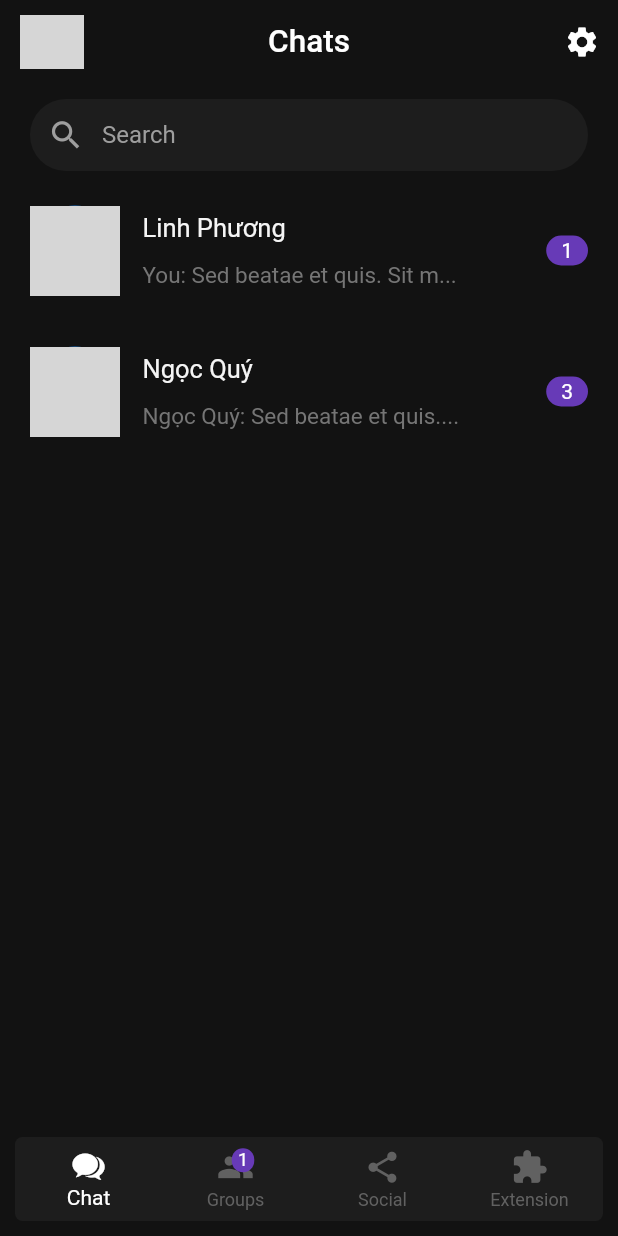
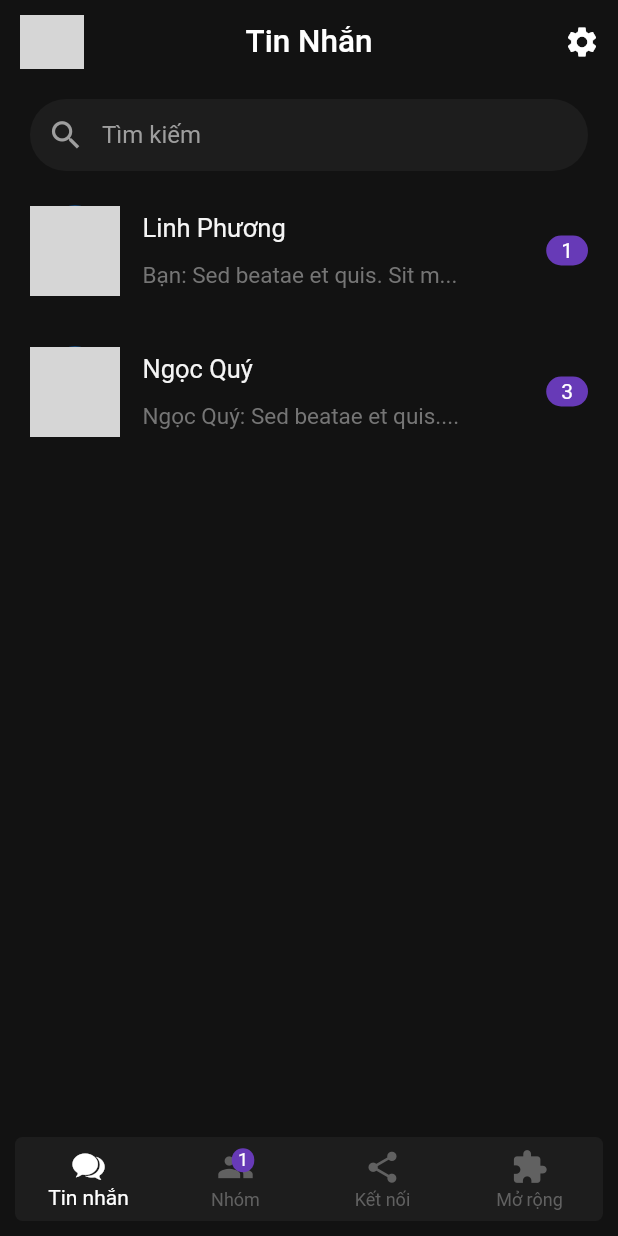
Before and after one commit to chungquantin/gitgab, a Flutter app: the screen it shows after launch, on a phone screen of 412 x 824 dp. Run offline on Flutter 3.47's test engine with Material 2 defaults, Android fonts, the phone set to English and light mode, and no system bars; our stand-ins replace hexcolor; network calls fail; grey boxes are pictures that could not be loaded.

Commit message:
add language pack

```diff
--- a/lib/components/ConversationItem.dart
+++ b/lib/components/ConversationItem.dart
@@ -1,5 +1,6 @@
 import 'package:flutter/material.dart';
 import 'package:flutter_chat_v2/components/UserStatus.dart';
+import 'package:flutter_chat_v2/constants/language/index.dart';
 import 'package:flutter_chat_v2/constants/mock/data.dart';
 import 'package:flutter_chat_v2/utils/isCurrentUser.dart';
 import 'package:flutter_chat_v2/utils/stringFormatter.dart';
@@ -11,6 +12,8 @@ class ConversationItem extends StatelessWidget {
 
   @override
   Widget build(BuildContext context) {
+    dynamic languageJumbotron =
+        Language.of(context).currentLanguagePack.jumbotron;
     Message lastMessage =
         this.conversation.messages[this.conversation.messages.length - 1];
     return Container(
@@ -52,9 +55,10 @@ class ConversationItem extends StatelessWidget {
                     child: Container(
                   child: Text(
                     stringFormatter(
-                        (isCurrentUser(lastMessage.sender) ? "You: " : "${lastMessage.sender.name}: ")  +
-                            lastMessage
-                                .text,
+                        (isCurrentUser(lastMessage.sender)
+                                ? "${languageJumbotron["you"]}: "
+                                : "${lastMessage.sender.name}: ") +
+                            lastMessage.text,
                         30),
                     style: Theme.of(context).textTheme.bodyText1,
                   ),
--- /dev/null
+++ b/lib/constants/language/en.dart
@@ -0,0 +1,32 @@
+import 'package:flutter_chat_v2/constants/language/index.dart';
+
+class EN extends LanguagePack {
+  Map<String, String> jumbotron = {
+    // Header
+    "chat-screen-header": "Chats",
+    "groups-screen-header": "Groups",
+    "social-screen-header": "Social",
+    "extension-screen-header": "Extension",
+    // Bottom Navigation Bar
+    "chat-bottom-header": "Chat",
+    "groups-bottom-header": "Group",
+    "social-bottom-header": "Social",
+    "extension-bottom-header": "Extension",
+    // Button
+    "search-button-placeholder": "Search",
+    // Conversation
+    "you": "You",
+    // Status
+    "status-online": "Active",
+    "status-offline": "Inactive",
+    "status-busy": "Busy",
+    "status-silence": "No bother",
+    // Time
+    "minutes-ago": "minutes ago",
+    "minute-ago": "minute ago",
+    "hour-ago": "hour ago",
+    "hours-ago": "hours ago",
+    "day-ago": "day ago",
+    "days-ago": "days ago",
+  };
+}
--- /dev/null
+++ b/lib/constants/language/index.dart
@@ -0,0 +1,35 @@
+import 'package:flutter/material.dart';
+import 'package:flutter_chat_v2/constants/language/en.dart';
+import 'package:flutter_chat_v2/constants/language/vn.dart';
+import 'package:provider/provider.dart';
+
+enum LanguageEnum { VN, EN }
+
+class Language extends ChangeNotifier {
+  LanguageEnum language = LanguageEnum.VN;
+
+  Language();
+
+  static Language of(BuildContext context, {bool listen = false}) =>
+      Provider.of<Language>(context, listen: listen);
+
+  void setLanguage(LanguageEnum _lang) {
+    language = _lang;
+    notifyListeners();
+  }
+
+  LanguagePack get currentLanguagePack {
+    switch (this.language) {
+      case LanguageEnum.VN:
+        return VN();
+      case LanguageEnum.EN:
+        return EN();
+      default:
+        return EN();
+    }
+  }
+}
+
+class LanguagePack {
+  Map<String, String> jumbotron;
+}
--- /dev/null
+++ b/lib/constants/language/vn.dart
@@ -0,0 +1,32 @@
+import 'package:flutter_chat_v2/constants/language/index.dart';
+
+class VN extends LanguagePack {
+  Map<String, String> jumbotron = {
+    // Header
+    "chat-screen-header": "Tin nhắn",
+    "groups-screen-header": "Nhóm",
+    "social-screen-header": "Kết nối",
+    "extension-screen-header": "Mở rộng",
+    // Bottom Navigation Bar
+    "chat-bottom-header": "Tin nhắn",
+    "groups-bottom-header": "Nhóm",
+    "social-bottom-header": "Kết nối",
+    "extension-bottom-header": "Mở rộng",
+    // Button
+    "search-button-placeholder": "Tìm kiếm",
+    // Conversation
+    "you": "Bạn",
+    // Status
+    "status-online": "Trực tuyến",
+    "status-offline": "Vô tuyến",
+    "status-busy": "Bận",
+    "status-silence": "Không có mặt",
+    // Time
+    "minutes-ago": "phút trước",
+    "minute-ago": "phút trước",
+    "hour-ago": "tiếng trước",
+    "hours-ago": "tiếng trước",
+    "day-ago": "ngày trước",
+    "days-ago": "ngày trước",
+  };
+}
--- a/lib/main.dart
+++ b/lib/main.dart
@@ -1,22 +1,30 @@
 import 'package:flutter/cupertino.dart';
 import 'package:flutter/material.dart';
 import 'package:flutter_chat_v2/components/IconWithBadge.dart';
-import 'package:flutter_chat_v2/screens/home_screen.dart';
-import 'package:flutter_chat_v2/themes.dart';
+import 'package:flutter_chat_v2/constants/language/index.dart';
+import 'package:flutter_chat_v2/screens/chat_screen.dart';
+import 'package:flutter_chat_v2/constants/theme/themes.dart';
 import 'package:hexcolor/hexcolor.dart';
 import 'package:provider/provider.dart';
 
 void main() {
-  runApp(ChangeNotifierProvider(
-    create: (_) => AppTheme(),
+  runApp(MultiProvider(
+    providers: [
+      ChangeNotifierProvider(
+        create: (_) => AppTheme(),
+      ),
+      ChangeNotifierProvider(
+        create: (_) => Language(),
+      ),
+    ],
     child: MyApp(),
   ));
 }
 
+// AppTheme.of(context, listen: true).currentTheme
 class MyApp extends StatelessWidget {
   @override
   Widget build(BuildContext context) {
-    print(AppTheme.of(context, listen: true).currentThemeKey);
     return MaterialApp(
         debugShowCheckedModeBanner: false,
         title: 'Flutter Chap V2',
@@ -30,18 +38,12 @@ class MyApp extends StatelessWidget {
                 selectedItemColor: Colors.white,
                 unselectedItemColor: Colors.grey[700]),
             textTheme: TextTheme(
-        headline3: TextStyle(
-          color: Colors.grey[100],
-          fontSize: 17
-        ),
-        bodyText1: TextStyle(
-          color: Colors.grey[600],
-          fontSize: 15,
-          fontWeight: FontWeight.normal
-        ),
-      ))
-        // AppTheme.of(context, listen: true).currentTheme
-        );
+              headline3: TextStyle(color: Colors.grey[100], fontSize: 17),
+              bodyText1: TextStyle(
+                  color: Colors.grey[600],
+                  fontSize: 15,
+                  fontWeight: FontWeight.normal),
+            )));
   }
 }
 
@@ -97,6 +99,8 @@ class _MyHomePageState extends State<MyHomePage> {
   }
 
   List<BottomNavigationBarItem> _getNavigationBarItems() {
+    dynamic languageJumbotron =
+        Language.of(context).currentLanguagePack.jumbotron;
     return [
       BottomNavigationBarItem(
         icon: IconWithBadge(
@@ -104,7 +108,7 @@ class _MyHomePageState extends State<MyHomePage> {
           badge: "",
         ),
         // ignore: deprecated_member_use
-        title: Text("Chat"),
+        title: Text(languageJumbotron["chat-bottom-header"]),
       ),
       BottomNavigationBarItem(
           icon: IconWithBadge(
@@ -112,21 +116,21 @@ class _MyHomePageState extends State<MyHomePage> {
             badge: "1",
           ),
           // ignore: deprecated_member_use
-          title: Text("Groups")),
+          title: Text(languageJumbotron["groups-bottom-header"])),
       BottomNavigationBarItem(
           icon: IconWithBadge(
             icon: Icons.share,
             badge: "",
           ),
           // ignore: deprecated_member_use
-          title: Text("Social")),
+          title: Text(languageJumbotron["social-bottom-header"])),
       BottomNavigationBarItem(
           icon: IconWithBadge(
             icon: Icons.extension_rounded,
             badge: "",
           ),
           // ignore: deprecated_member_use
-          title: Text("Extension"))
+          title: Text(languageJumbotron["extension-bottom-header"]))
     ];
   }
 
--- a/lib/screens/chat_screen.dart
+++ b/lib/screens/chat_screen.dart
@@ -1,12 +1,105 @@
 import 'package:flutter/material.dart';
+import 'package:flutter_chat_v2/components/ConversationItem.dart';
+import 'package:flutter_chat_v2/constants/language/index.dart';
+import 'package:flutter_chat_v2/constants/mock/data.dart';
+import 'package:flutter_chat_v2/screens/conversation_screen.dart';
+import 'package:flutter_chat_v2/utils/stringFormatter.dart';
 
 class ChatScreen extends StatelessWidget {
   const ChatScreen({Key key}) : super(key: key);
 
   @override
   Widget build(BuildContext context) {
-    return Container(
-      child: Text("Hello World"),
+    dynamic languageJumbotron =
+      Language.of(context).currentLanguagePack.jumbotron;
+
+    Widget _getFlexibleSpaceArea() => FlexibleSpaceBar(
+          centerTitle: true,
+          background: SafeArea(
+              child: Container(
+            alignment: Alignment.center,
+            decoration: BoxDecoration(color: Theme.of(context).primaryColor),
+            child: Container(
+              margin: EdgeInsets.only(top: 60, right: 20, left: 20),
+              decoration: BoxDecoration(
+                  color: Theme.of(context)
+                      .bottomNavigationBarTheme
+                      .backgroundColor,
+                  borderRadius: BorderRadius.circular(50)),
+              child: Row(
+                mainAxisAlignment: MainAxisAlignment.center,
+                children: [
+                  IconButton(
+                    icon: Icon(
+                      Icons.search,
+                      color: Colors.grey,
+                    ),
+                    onPressed: () {},
+                    iconSize: 25,
+                  ),
+                  Expanded(
+                    child: TextField(
+                        textInputAction: TextInputAction.search,
+                        onChanged: (String value) {
+                          print("value");
+                        },
+                        style: TextStyle(color: Colors.white),
+                        cursorColor: Colors.white,
+                        decoration: InputDecoration.collapsed(
+                            hintText: languageJumbotron["search-button-placeholder"],
+                            hintStyle: TextStyle(color: Colors.grey))),
+                  ),
+                ],
+              ),
+            ),
+          )),
+        );
+
+    return CustomScrollView(
+      scrollDirection: Axis.vertical,
+      slivers: [
+        SliverAppBar(
+            floating: true,
+            title: Text(
+              titleCase(languageJumbotron["chat-screen-header"]),
+              style: TextStyle(fontSize: 21),
+            ),
+            centerTitle: true,
+            pinned: true,
+            expandedHeight: 120,
+            elevation: 0.0,
+            leading: GestureDetector(
+              onTap: () {
+                print("Current Avatar tapped!");
+              },
+              child: Container(
+                margin: EdgeInsets.only(top: 10, left: 13, bottom: 10),
+                decoration: BoxDecoration(shape: BoxShape.circle),
+                child: CircleAvatar(
+                  backgroundImage:
+                      NetworkImage(UserMockData().currentUser.imageURL),
+                ),
+              ),
+            ),
+            actions: [IconButton(icon: Icon(Icons.settings), onPressed: () {})],
+            flexibleSpace: _getFlexibleSpaceArea()),
+        SliverList(
+            delegate:
+                SliverChildBuilderDelegate((BuildContext context, int index) {
+          Conversation currentConversation =
+              ConversationMockData().getConversations[index];
+          return InkWell(
+              onTap: () => Navigator.push(
+                  context,
+                  MaterialPageRoute(
+                      builder: (context) => ConversationScreen(
+                            conversation: currentConversation,
+                          ))),
+              child: ConversationItem(
+                conversation: currentConversation,
+              ));
+        }, childCount: ConversationMockData().getConversations.length))
+      ],
     );
   }
 }
--- a/lib/screens/home_screen.dart
+++ /dev/null
@@ -1,95 +0,0 @@
-import 'package:flutter/material.dart';
-import 'package:flutter_chat_v2/components/ConversationItem.dart';
-import 'package:flutter_chat_v2/constants/mock/data.dart';
-
-class ChatScreen extends StatelessWidget {
-  const ChatScreen({Key key}) : super(key: key);
-
-  @override
-  Widget build(BuildContext context) {
-    Widget _getFlexibleSpaceArea() => FlexibleSpaceBar(
-          centerTitle: true,
-          background: SafeArea(
-              child: Container(
-            alignment: Alignment.center,
-            decoration: BoxDecoration(color: Theme.of(context).primaryColor),
-            child: Container(
-              margin: EdgeInsets.only(top: 60, right: 20, left: 20),
-              decoration: BoxDecoration(
-                  color: Theme.of(context)
-                      .bottomNavigationBarTheme
-                      .backgroundColor,
-                  borderRadius: BorderRadius.circular(50)),
-              child: Row(
-                mainAxisAlignment: MainAxisAlignment.center,
-                children: [
-                  IconButton(
-                    icon: Icon(
-                      Icons.search,
-                      color: Colors.grey,
-                    ),
-                    onPressed: () {},
-                    iconSize: 25,
-                  ),
-                  Expanded(
-                    child: TextField(
-                        textInputAction: TextInputAction.search,
-                        onChanged: (String value) {
-                          print("value");
-                        },
-                        style: TextStyle(color: Colors.white),
-                        cursorColor: Colors.white,
-                        decoration: InputDecoration.collapsed(
-                            hintText: "Search",
-                            hintStyle: TextStyle(color: Colors.grey))),
-                  ),
-                ],
-              ),
-            ),
-          )),
-        );
-
-    return CustomScrollView(
-      scrollDirection: Axis.vertical,
-      slivers: [
-        SliverAppBar(
-            floating: true,
-            title: Text(
-              "Chats",
-              style: TextStyle(fontSize: 21),
-            ),
-            centerTitle: true,
-            pinned: true,
-            expandedHeight: 120,
-            elevation: 0.0,
-            leading: GestureDetector(
-              onTap: () {
-                print("Current Avatar tapped!");
-              },
-              child: Container(
-                margin: EdgeInsets.only(top: 10, left: 13, bottom: 10),
-                decoration: BoxDecoration(shape: BoxShape.circle),
-                child: CircleAvatar(
-                  backgroundImage:
-                      NetworkImage(UserMockData().currentUser.imageURL),
-                ),
-              ),
-            ),
-            actions: [IconButton(icon: Icon(Icons.settings), onPressed: () {})],
-            flexibleSpace: _getFlexibleSpaceArea()),
-        SliverList(
-            delegate:
-                SliverChildBuilderDelegate((BuildContext context, int index) {
-          Conversation currentConversation = ConversationMockData().getConversations[index];
-          return InkWell(
-              onTap: () {
-                print('Item clicked!');
-              },
-              child: ConversationItem(
-                conversation: currentConversation,
-              ));
-        }, childCount: ConversationMockData().getConversations.length))
-      ],
-    );
-  }
-}
--- a/lib/utils/stringFormatter.dart
+++ b/lib/utils/stringFormatter.dart
@@ -1,3 +1,14 @@
 String stringFormatter(String str, int limit) {
   return str.length > limit ? str.substring(0, limit).trim() + "..." : str;
 }
+
+String titleCase(String text) {
+  if (text.length <= 1) return text.toUpperCase();
+  var words = text.split(' ');
+  var capitalized = words.map((word) {
+    var first = word.substring(0, 1).toUpperCase();
+    var rest = word.substring(1);
+    return '$first$rest';
+  });
+  return capitalized.join(' ');
+}
```
Also changed, not shown: lib/screens/conversation_screen.dart (added, +101 -0 lines), lib/constants/theme/themes.dart (renamed from lib/themes.dart).
